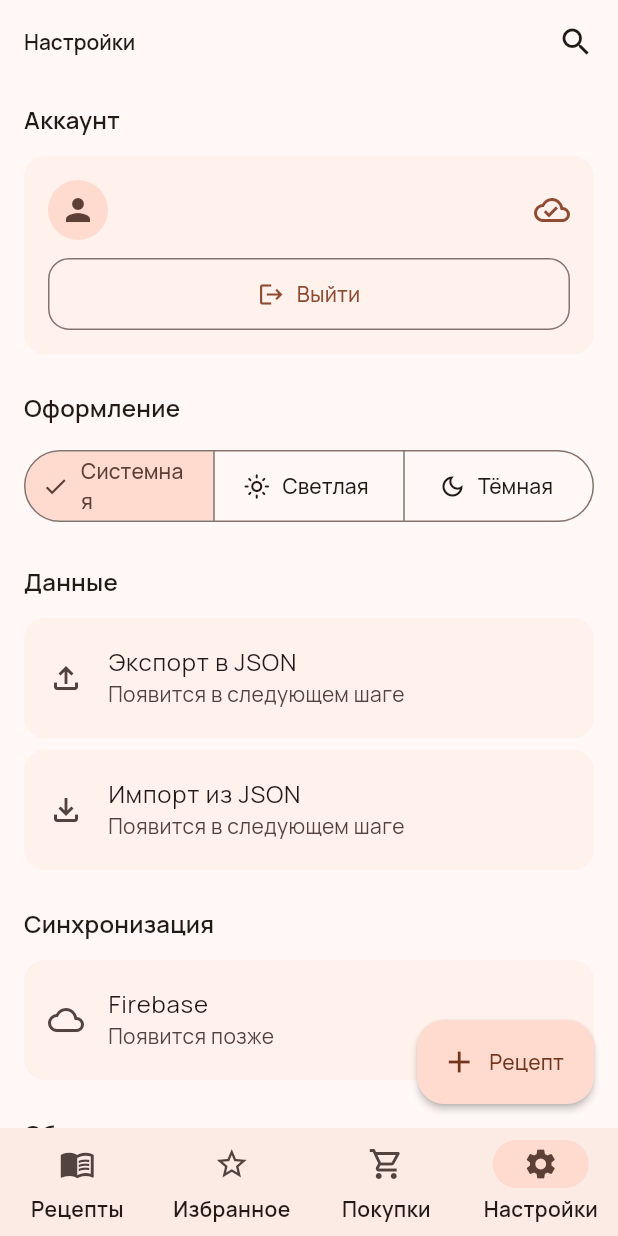
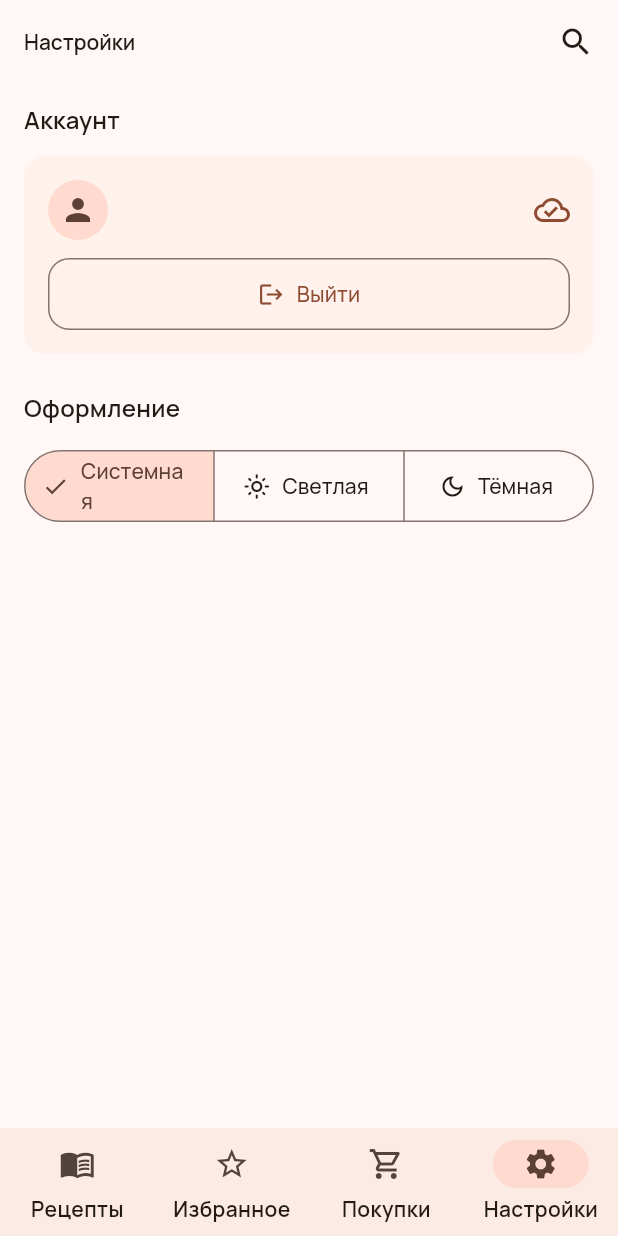
Before and after one commit to ak3301389/monkeyrecipes, a Flutter app: the screen it shows once a user with an empty profile is signed in, item 4 of the bottom bar chosen, on a phone screen of 412 x 824 dp. Run offline on Flutter 3.47's test engine with Material 3 defaults, Android fonts, the phone set to English and light mode, and no system bars; drawn by our look-alikes of dynamic_color; our stand-ins replace cloud_firestore, firebase_auth, firebase_core, google_sign_in, image_picker, package_info_plus and 1 more; missing offline and left inert: github_release_apk_updater; accounts and stored records are empty.

Commit message:
Чистка настроек, FAB только на вкладке Рецепты, автообновление APK

```diff
--- a/assets/version_history.txt
+++ b/assets/version_history.txt
@@ -4,3 +4,5 @@ v1.2.0.4 - Синхронизация через Firebase, вход через G
 v1.3.0.5 - синхронизация
 v1.3.0.6 - Firebase Auth + синхронизация через Firestore, вход через Google
 v1.3.0.7 - final
+v1.4.0.8 - Автообновление APK
+v1.5.0.9 - Автообновление APK
--- a/lib/screens/home_screen.dart
+++ b/lib/screens/home_screen.dart
@@ -9,8 +9,6 @@ import '../icon_map.dart';
 import '../services/photo_service.dart';
 import '../models.dart';
 import '../services/storage_service.dart';
-import '../services/update_service.dart';
-import '../widgets/update_dialog.dart';
 import '../sync_controller.dart';
 import '../services/auth_service.dart';
 import '../theme.dart';
@@ -85,7 +83,7 @@ class _HomeScreenState extends State<HomeScreen> {
           child: _buildBody(),
         ),
       ),
-      floatingActionButton: _buildFab(),
+      floatingActionButton: _tabIndex == 0 ? _buildFab() : null,
       bottomNavigationBar: NavigationBar(
         selectedIndex: _tabIndex,
         onDestinationSelected: (i) => setState(() => _tabIndex = i),
@@ -161,7 +159,7 @@ class _HomeScreenState extends State<HomeScreen> {
           ),
         ),
       ),
-      floatingActionButton: _buildFab(),
+      floatingActionButton: _tabIndex == 0 ? _buildFab() : null,
     );
   }
 
@@ -428,7 +426,6 @@ class _SettingsTab extends StatelessWidget {
 
   @override
   Widget build(BuildContext context) {
-    final scheme = Theme.of(context).colorScheme;
     final text = Theme.of(context).textTheme;
 
     return ListView(
@@ -467,96 +464,10 @@ class _SettingsTab extends StatelessWidget {
           },
         ),
         const SizedBox(height: 24),
-        Text(
-          'Данные',
-          style: text.titleMedium?.copyWith(fontWeight: FontWeight.w600),
-        ),
-        const SizedBox(height: 12),
-        ListTile(
-          shape: RoundedRectangleBorder(
-            borderRadius: BorderRadius.circular(14),
-          ),
-          tileColor: scheme.surfaceContainerLow,
-          leading: const Icon(Icons.file_upload_outlined),
-          title: const Text('Экспорт в JSON'),
-          subtitle: const Text('Появится в следующем шаге'),
-          onTap: () => _showComingSoon(context, 'Экспорт'),
-        ),
-        const SizedBox(height: 8),
-        ListTile(
-          shape: RoundedRectangleBorder(
-            borderRadius: BorderRadius.circular(14),
-          ),
-          tileColor: scheme.surfaceContainerLow,
-          leading: const Icon(Icons.file_download_outlined),
-          title: const Text('Импорт из JSON'),
-          subtitle: const Text('Появится в следующем шаге'),
-          onTap: () => _showComingSoon(context, 'Импорт'),
-        ),
+
         const SizedBox(height: 24),
-        Text(
-          'Синхронизация',
-          style: text.titleMedium?.copyWith(fontWeight: FontWeight.w600),
-        ),
-        const SizedBox(height: 12),
-        ListTile(
-          shape: RoundedRectangleBorder(
-            borderRadius: BorderRadius.circular(14),
-          ),
-          tileColor: scheme.surfaceContainerLow,
-          leading: const Icon(Icons.cloud_outlined),
-          title: const Text('Firebase'),
-          subtitle: const Text('Появится позже'),
-          onTap: () => _showComingSoon(context, 'Firebase'),
-        ),
-        const SizedBox(height: 24),
-        Text(
-          'Обновления',
-          style: text.titleMedium?.copyWith(fontWeight: FontWeight.w600),
-        ),
-        const SizedBox(height: 12),
-        ListTile(
-          shape: RoundedRectangleBorder(
-            borderRadius: BorderRadius.circular(14),
-          ),
-          tileColor: scheme.surfaceContainerLow,
-          leading: const Icon(Icons.system_update_alt),
-          title: const Text('Проверить обновления'),
-          subtitle: const Text('Проверить наличие новой версии'),
-          onTap: () => _checkUpdates(context),
-        ),
       ],
     );
-  }
-
-  Future<void> _checkUpdates(BuildContext context) async {
-    final messenger = ScaffoldMessenger.of(context);
-    messenger
-      ..hideCurrentSnackBar()
-      ..showSnackBar(const SnackBar(content: Text('Проверяем…')));
-
-    final info = await UpdateService.instance.checkForUpdate();
-    if (!context.mounted) return;
-    messenger.hideCurrentSnackBar();
-
-    if (info == null) {
-      messenger.showSnackBar(
-        const SnackBar(
-          content: Text('Обновлений нет — у вас последняя версия'),
-        ),
-      );
-      return;
-    }
-    await showDialog(
-      context: context,
-      builder: (_) => UpdateDialog(info: info),
-    );
-  }
-
-  void _showComingSoon(BuildContext context, String feature) {
-    ScaffoldMessenger.of(context)
-      ..hideCurrentSnackBar()
-      ..showSnackBar(SnackBar(content: Text('$feature — в разработке')));
   }
 }
 
--- a/pubspec.yaml
+++ b/pubspec.yaml
@@ -2,7 +2,7 @@ name: recipes_book
 description: "Книга рецептов"
 publish_to: 'none'
 
-version: 1.3.0+7
+version: 1.5.0+9
 
 environment:
   sdk: ^3.13.0
```
Also changed, not shown: 2 other files.
